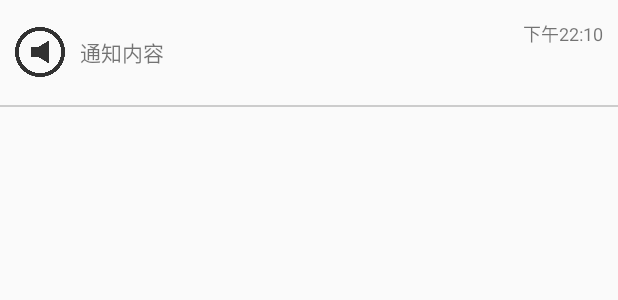
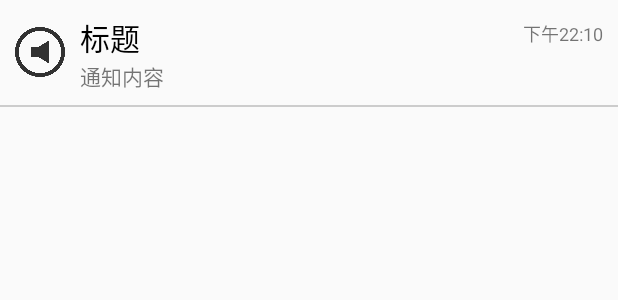
Before and after one commit to superzhangjh/Class, an Android app: the layout fragment_circle_notice_item.xml on its own in the app's theme, with its tools: preview values and no code run, on a phone screen of 412 x 824 dp. Shown: the top 300 px of the screen. Run offline under Robolectric (Android 15) with nearby library versions, the phone set to English and light mode, and no system bars.

Commit message:
通知添加标题

```diff
--- a/app/src/main/java/com/example/a731/aclass/activity/ReleasingNoticesActivity.java
+++ b/app/src/main/java/com/example/a731/aclass/activity/ReleasingNoticesActivity.java
@@ -25,6 +25,7 @@ import cn.bmob.v3.BmobUser;
 
 public class ReleasingNoticesActivity extends BaseActivity{
 
+    private EditText edtTitle;
     private EditText edtContent;
     private ImageView imgImage;
     private ImageView imgFile;
@@ -43,6 +44,7 @@ public class ReleasingNoticesActivity extends BaseActivity{
 
     @Override
     public void initView() {
+        edtTitle = (EditText) findViewById(R.id.releasing_notices_edtTitle);
         edtContent = (EditText) findViewById(R.id.releasing_notices_edt);
         imgImage = (ImageView) findViewById(R.id.releasing_notices_imgImage);
         imgFile = (ImageView) findViewById(R.id.releasing_notices_imgFile);
@@ -112,10 +114,12 @@ public class ReleasingNoticesActivity extends BaseActivity{
                         new DialogInterface.OnClickListener() {
                             @Override
                             public void onClick(DialogInterface dialog, int which) {
+                                String title = edtTitle.getText().toString().trim();
                                 String content = edtContent.getText().toString();
                                 String date = GetNowDate.getNow();
 
                                 Intent intent = new Intent();
+                                intent.putExtra("title",title);
                                 intent.putExtra("content",content);
                                 intent.putExtra("date",date);
                                 setResult(RESULT_OK,intent);
--- a/app/src/main/java/com/example/a731/aclass/adapter/NoticeAdapter.java
+++ b/app/src/main/java/com/example/a731/aclass/adapter/NoticeAdapter.java
@@ -10,6 +10,8 @@ import android.widget.TextView;
 
 import com.example.a731.aclass.R;
 import com.example.a731.aclass.data.Notice;
+
+import org.w3c.dom.Text;
 
 import java.util.List;
 
@@ -60,6 +62,7 @@ public class NoticeAdapter extends RecyclerView.Adapter<NoticeAdapter.ViewHolder
     public void onBindViewHolder(ViewHolder holder, final int position) {
         int size = getItemCount();
         Notice notice = noticeList.get(size-position-1);
+        holder.tvTitle.setText(notice.getTitle());
         holder.tvContent.setText(notice.getContent());
         holder.tvDate.setText(notice.getDate());
 
@@ -77,6 +80,7 @@ public class NoticeAdapter extends RecyclerView.Adapter<NoticeAdapter.ViewHolder
 
         //type_item
         ImageView imgNotice;
+        TextView tvTitle;
         TextView tvContent;
         TextView tvDate;
         ImageView imgImage;
@@ -86,6 +90,7 @@ public class NoticeAdapter extends RecyclerView.Adapter<NoticeAdapter.ViewHolder
         public ViewHolder(View view) {
             super(view);
                 imgNotice = (ImageView) itemView.findViewById(R.id.item_circle_notice_imgNotice);
+                tvTitle = (TextView) itemView.findViewById(R.id.item_circle_notice_tvTitle);
                 tvContent = (TextView) itemView.findViewById(R.id.item_circle_notice_tvContent);
                 tvDate = (TextView) itemView.findViewById(R.id.item_circle_notice_tvDate);
                 imgImage = (ImageView) itemView.findViewById(R.id.item_circle_notice_imgImage);
--- a/app/src/main/java/com/example/a731/aclass/data/Vote.java
+++ b/app/src/main/java/com/example/a731/aclass/data/Vote.java
@@ -6,7 +6,9 @@ package com.example.a731.aclass.data;
 
 public class Vote {
     private String creatorID;//创建者
-    private String content;
+    private String title;//标题
+    private String content;//内容
     private String date;//创建日期
-    private Gallery gallery;//通知可添加图片
+    private String[] photoList;//图片链接
+    private String[] voteItems;//投票选项
 }
--- a/app/src/main/java/com/example/a731/aclass/fragment/CircleNoticeFragment.java
+++ b/app/src/main/java/com/example/a731/aclass/fragment/CircleNoticeFragment.java
@@ -70,10 +70,12 @@ public class CircleNoticeFragment extends BaseFragment{
         switch (requestCode){
             case REQUEST_RELEASING_NOTICE :
                 if (resultCode==RESULT_OK){
+                    String title = data.getStringExtra("title");
                     String content = data.getStringExtra("content");
                     String date = data.getStringExtra("date");
 
                     Notice notice = new Notice();
+                    notice.setTitle(title);
                     notice.setContent(content);
                     notice.setDate(date);
                     noticeList.add(notice);
--- a/app/src/main/res/layout/fragment_circle_notice_item.xml
+++ b/app/src/main/res/layout/fragment_circle_notice_item.xml
@@ -19,17 +19,35 @@
             android:layout_width="33dp"
             android:layout_height="33dp" />
 
-        <TextView
-            android:id="@+id/item_circle_notice_tvContent"
-            android:text="通知内容"
-            android:gravity="center_vertical"
-            android:maxLines="2"
+        <LinearLayout
             android:layout_marginLeft="10dp"
-            android:layout_marginRight="10dp"
-            android:layout_gravity="center_vertical"
+            android:layout_marginTop="10dp"
+            android:layout_marginBottom="5dp"
+            android:orientation="vertical"
+            android:layout_weight="1"
             android:layout_width="0dp"
-            android:layout_weight="1"
-            android:layout_height="50dp" />
+            android:layout_height="match_parent">
+            <TextView
+                android:id="@+id/item_circle_notice_tvTitle"
+                android:text="标题"
+                android:textSize="20dp"
+                android:textColor="#000"
+                android:gravity="center_vertical"
+                android:maxLines="1"
+                android:layout_gravity="center_vertical"
+                android:layout_width="match_parent"
+                android:layout_height="0dp"
+                android:layout_weight="1" />
+            <TextView
+                android:id="@+id/item_circle_notice_tvContent"
+                android:text="通知内容"
+                android:gravity="center_vertical"
+                android:maxLines="1"
+                android:layout_gravity="center_vertical"
+                android:layout_width="match_parent"
+                android:layout_height="0dp"
+                android:layout_weight="1" />
+        </LinearLayout>
 
         <LinearLayout
             android:layout_width="80dp"
```
Also changed, not shown: app/src/main/java/com/example/a731/aclass/data/Notice.java (+9 -0 lines), app/src/main/res/layout/activity_releasing_notices.xml (+13 -3 lines).
